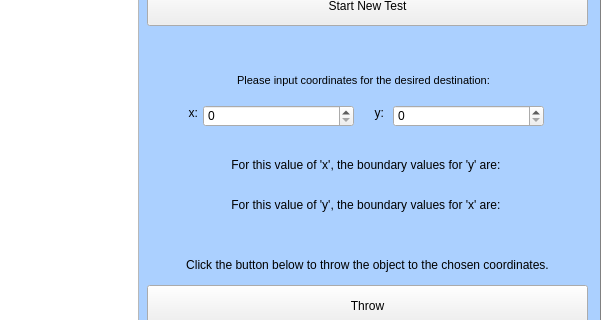
First picture: the form in collection/mainwindow.ui, repository Gunob17/semesterprojekt3gruppe3, before the edit; both pictures show x 313 to 914 and y 172 to 492 of the 914 by 708 pixel window.
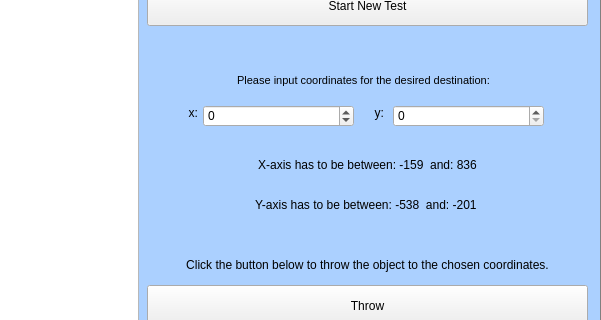
Second picture: the form after the edit.

```diff
--- a/collection/mainwindow.ui
+++ b/collection/mainwindow.ui
@@ -132,6 +132,12 @@
       <height>22</height>
      </rect>
     </property>
+    <property name="minimum">
+     <number>-159</number>
+    </property>
+    <property name="maximum">
+     <number>836</number>
+    </property>
    </widget>
    <widget class="QSpinBox" name="yInput">
     <property name="geometry">
@@ -275,7 +281,7 @@
      </rect>
     </property>
     <property name="text">
-     <string>For this value of 'x', the boundary values for 'y' are: </string>
+     <string>X-axis has to be between: -159  and: 836</string>
     </property>
     <property name="alignment">
      <set>Qt::AlignCenter</set>
@@ -291,7 +297,7 @@
      </rect>
     </property>
     <property name="text">
-     <string>For this value of 'y', the boundary values for 'x' are: </string>
+     <string>Y-axis has to be between: -538  and: -201 </string>
     </property>
     <property name="alignment">
      <set>Qt::AlignCenter</set>
```
Left out of the diff: 6 changed lines with no effect on the pictures.
